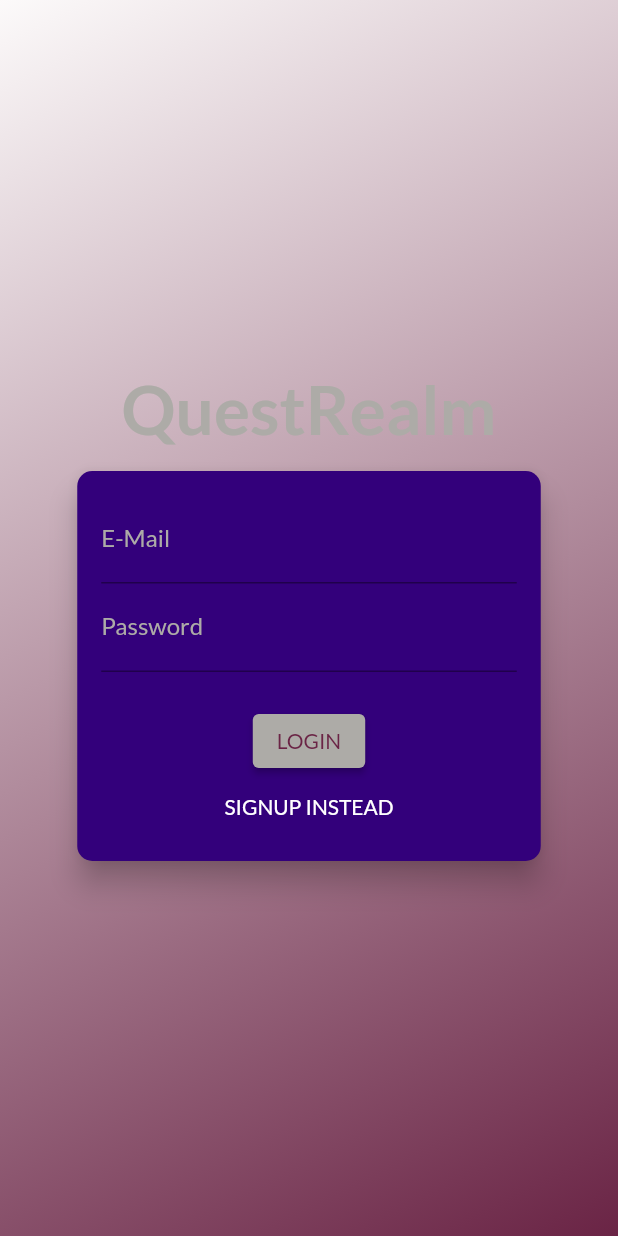
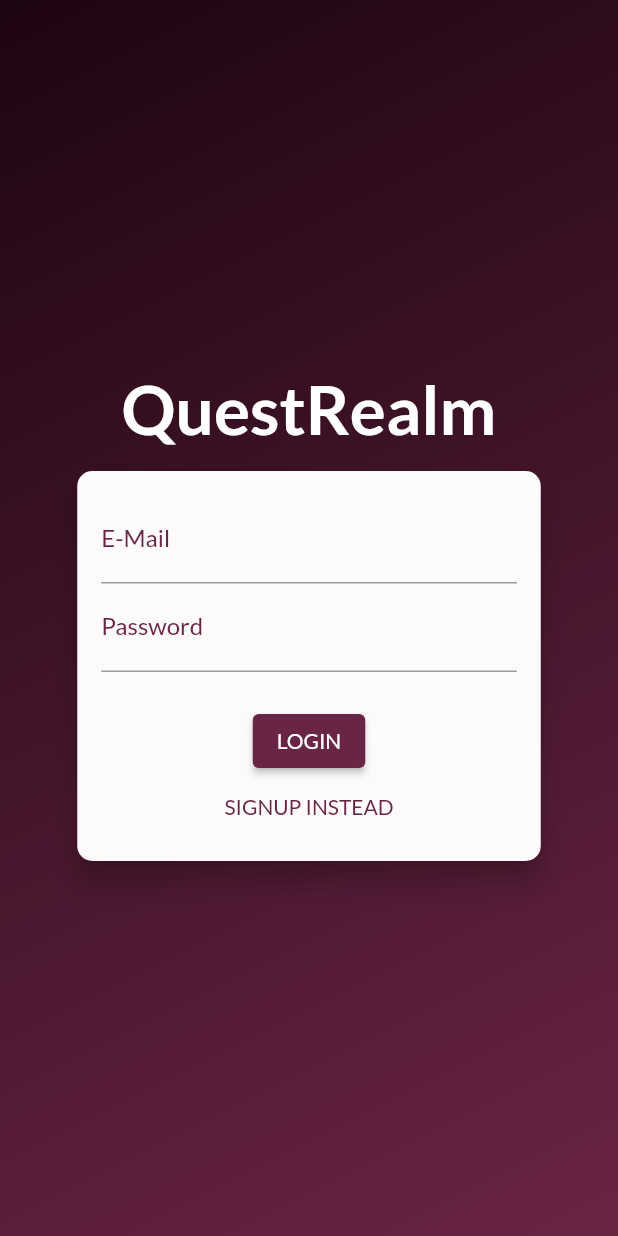
Before and after one commit to denosg/quest_realm, a Flutter app: the screen it shows after launch, on a phone screen of 412 x 824 dp. Run offline on Flutter 3.47's test engine with Material 2 defaults, Android fonts, the phone set to English and light mode, and no system bars; our stand-ins replace flutter_dotenv, shared_preferences.

Commit message:
Color Palette edit

```diff
--- a/lib/screens/auth_screen.dart
+++ b/lib/screens/auth_screen.dart
@@ -15,7 +15,7 @@ class AuthScreen extends StatelessWidget {
             decoration: const BoxDecoration(
               gradient: LinearGradient(
                 colors: [
-                  Color.fromRGBO(252, 250, 250, 1),
+                  Color.fromRGBO(29, 5, 16, 1),
                   Color.fromRGBO(106, 36, 69, 1),
                 ],
                 begin: Alignment.topLeft,
@@ -35,9 +35,9 @@ class AuthScreen extends StatelessWidget {
                   const Text(
                     'QuestRealm',
                     style: TextStyle(
-                      color: Color.fromRGBO(173, 171, 167, 1),
                       fontSize: 45,
                       fontWeight: FontWeight.bold,
+                      color: Colors.white,
                     ),
                   ),
                   const SizedBox(height: 10),
--- a/lib/screens/home_screen.dart
+++ b/lib/screens/home_screen.dart
@@ -35,7 +35,7 @@ class _HomeScreenState extends State<HomeScreen> {
           height: (MediaQuery.of(context).size.height -
                   appBarHeight -
                   bottomNavBarHeight) *
-              0.94,
+              0.949,
           width: double.infinity,
           child: questsList.isEmpty
               ? Center(
--- a/lib/widgets/auth_card.dart
+++ b/lib/widgets/auth_card.dart
@@ -108,7 +108,7 @@ class _AuthCardState extends State<AuthCard>
     final deviceSize = MediaQuery.of(context).size;
     // the AuthCard itself
     return Card(
-      color: const Color.fromRGBO(51, 0, 123, 1),
+      color: Color.fromRGBO(252, 250, 250, 1),
       shape: RoundedRectangleBorder(
         borderRadius: BorderRadius.circular(10.0),
       ),
@@ -130,12 +130,10 @@ class _AuthCardState extends State<AuthCard>
               children: <Widget>[
                 // login e-mail TextFormField
                 TextFormField(
-                  style:
-                      const TextStyle(color: Color.fromRGBO(173, 171, 167, 1)),
-                  decoration: const InputDecoration(
+                  style: TextStyle(color: Theme.of(context).accentColor),
+                  decoration: InputDecoration(
                     labelText: 'E-Mail',
-                    labelStyle:
-                        TextStyle(color: Color.fromRGBO(173, 171, 167, 1)),
+                    labelStyle: TextStyle(color: Theme.of(context).accentColor),
                   ),
                   keyboardType: TextInputType.emailAddress,
                   validator: (value) {
@@ -151,12 +149,10 @@ class _AuthCardState extends State<AuthCard>
                 ),
                 // login password TextFormField
                 TextFormField(
-                  style:
-                      const TextStyle(color: Color.fromRGBO(173, 171, 167, 1)),
-                  decoration: const InputDecoration(
+                  style: TextStyle(color: Theme.of(context).accentColor),
+                  decoration: InputDecoration(
                     labelText: 'Password',
-                    labelStyle:
-                        TextStyle(color: Color.fromRGBO(173, 171, 167, 1)),
+                    labelStyle: TextStyle(color: Theme.of(context).accentColor),
                   ),
                   obscureText: true,
                   controller: _passwordController,
@@ -173,13 +169,12 @@ class _AuthCardState extends State<AuthCard>
                 if (_authMode == AuthMode.Signup)
                   // adds a new TextFormField if the user needs to signup
                   TextFormField(
-                    style: const TextStyle(
-                        color: Color.fromRGBO(173, 171, 167, 1)),
+                    style: TextStyle(color: Theme.of(context).accentColor),
                     enabled: _authMode == AuthMode.Signup,
-                    decoration: const InputDecoration(
+                    decoration: InputDecoration(
                       labelText: 'Confirm Password',
                       labelStyle:
-                          TextStyle(color: Color.fromRGBO(173, 171, 167, 1)),
+                          TextStyle(color: Theme.of(context).accentColor),
                     ),
                     obscureText: true,
                     validator: _authMode == AuthMode.Signup
@@ -203,17 +198,15 @@ class _AuthCardState extends State<AuthCard>
                     borderRadius: BorderRadius.circular(30),
                     child: Padding(
                       padding: const EdgeInsets.symmetric(
-                          horizontal: 30.0, vertical: 2),
+                          horizontal: 25.0, vertical: 2),
                       child: ElevatedButton(
                         style: ElevatedButton.styleFrom(
-                          backgroundColor:
-                              const Color.fromRGBO(173, 171, 167, 1),
+                          backgroundColor: Theme.of(context).accentColor,
                         ),
                         onPressed: _submit,
                         child: Text(
                           _authMode == AuthMode.Login ? 'LOGIN' : 'SIGN UP',
-                          style:
-                              TextStyle(color: Theme.of(context).accentColor),
+                          style: TextStyle(color: Colors.white),
                         ),
                       ),
                     ),
@@ -228,7 +221,7 @@ class _AuthCardState extends State<AuthCard>
                     ),
                     child: Text(
                       '${_authMode == AuthMode.Login ? 'SIGNUP' : 'LOGIN'} INSTEAD',
-                      style: const TextStyle(color: Colors.white),
+                      style: TextStyle(color: Theme.of(context).accentColor),
                     ),
                   ),
                 ),
--- a/lib/widgets/tabs_navigation.dart
+++ b/lib/widgets/tabs_navigation.dart
@@ -57,7 +57,10 @@ class _TabsNavigationState extends State<TabsNavigation> {
             padding: const EdgeInsets.only(right: 7),
             child: IconButton(
               //onPressed opens the Personal Profile Page
-              onPressed: () => Provider.of<Auth>(context).logout(),
+              onPressed: () {
+                Navigator.of(context).pushReplacementNamed('/');
+                Provider.of<Auth>(context, listen: false).logout();
+              },
               icon: const Icon(Icons.person_rounded, size: 33),
             ),
           )
```
